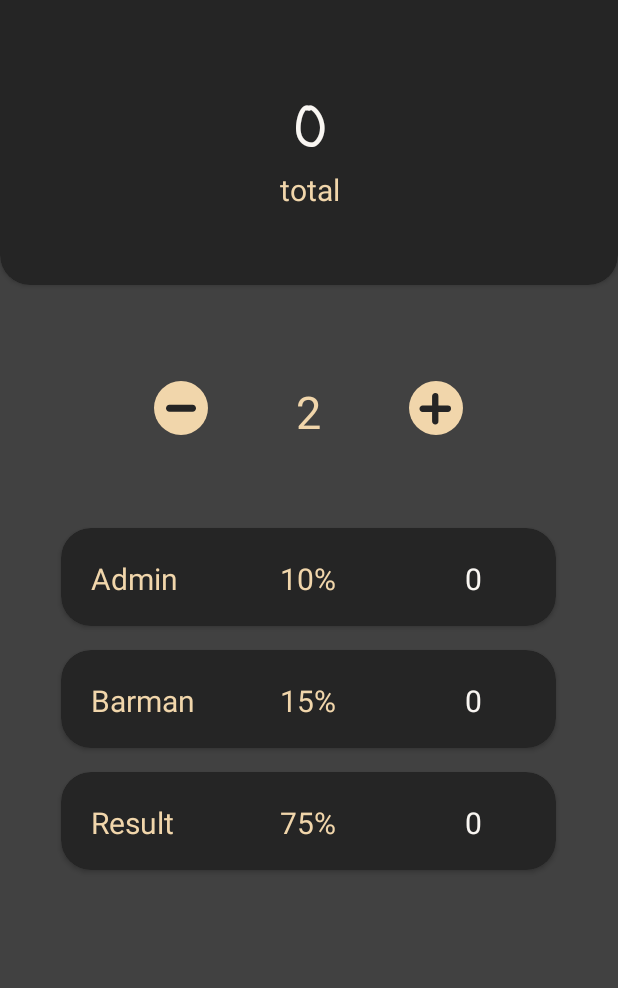
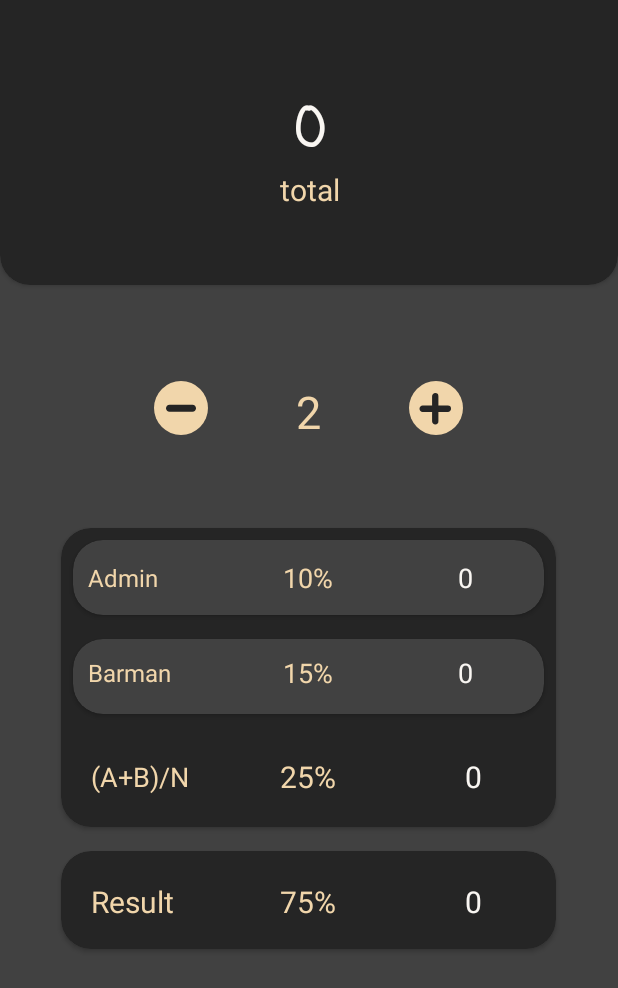
Before and after one commit to SashaCube/tip-div, an Android app: the screen it shows after launch (MainActivity), after a tap on an icon or button, on a phone screen of 412 x 824 dp. Shown: the top 988 px of the screen. Run offline under Robolectric (Android 15) with nearby library versions, the phone set to English and light mode, and no system bars.

Commit message:
add new function, and line (admin + admin)

```diff
--- a/app/build.gradle
+++ b/app/build.gradle
@@ -19,6 +19,12 @@ android {
             minifyEnabled false
             proguardFiles getDefaultProguardFile('proguard-android-optimize.txt'), 'proguard-rules.pro'
         }
+
+        debug {
+            minifyEnabled true
+            shrinkResources true
+            proguardFiles getDefaultProguardFile('proguard-android-optimize.txt'), 'proguard-rules.pro'
+        }
     }
 }
 
--- a/app/src/main/java/com/cubesoft/oleksandr/havryliuk/yspeh/MainActivity.kt
+++ b/app/src/main/java/com/cubesoft/oleksandr/havryliuk/yspeh/MainActivity.kt
@@ -12,11 +12,12 @@ import kotlin.math.roundToInt
 
 class MainActivity : AppCompatActivity() {
 
-    var boolean = false
+    var boolean = true
     lateinit var editText: EditText
     lateinit var text10: TextView
     lateinit var text15: TextView
     lateinit var text75: TextView
+    lateinit var text25: TextView
     lateinit var plusBtn: ImageView
     lateinit var diffBtn: ImageView
     lateinit var counterText: TextView
@@ -30,6 +31,7 @@ class MainActivity : AppCompatActivity() {
         text10 = findViewById(R.id.sum_text_10)
         text15 = findViewById(R.id.sum_text_15)
         text75 = findViewById(R.id.sum_text_75)
+        text25 = findViewById(R.id.sum_text_25)
         plusBtn = findViewById(R.id.plus_button)
         diffBtn = findViewById(R.id.diff_button)
         counterText = findViewById(R.id.count_text_view)
@@ -43,6 +45,10 @@ class MainActivity : AppCompatActivity() {
             update()
         }
         text75.setOnLongClickListener {
+            inverse()
+            update()
+        }
+        text25.setOnLongClickListener {
             inverse()
             update()
         }
@@ -73,10 +79,10 @@ class MainActivity : AppCompatActivity() {
     fun inverse(): Boolean {
         boolean = boolean.not()
 
-        if (boolean) {
+        if (!boolean) {
             Toast.makeText(this, "round to one", Toast.LENGTH_SHORT).show()
         }
-        if (!boolean) {
+        if (boolean) {
             Toast.makeText(this, "round to ten", Toast.LENGTH_SHORT).show()
         }
 
@@ -85,11 +91,12 @@ class MainActivity : AppCompatActivity() {
 
     private fun update(): Boolean {
         var sum = editText.text.toString().toDoubleOrNull() ?: 0.0
-        sum = sum.div(counterText.text.toString().toInt())
+        var divSum = sum.div(counterText.text.toString().toInt())
 
         text10.text = sum.times(0.10).roundToTen(boolean).toString()
         text15.text = sum.times(0.15).roundToTen(boolean).toString()
-        text75.text = sum.times(0.75).roundToTen(boolean).toString()
+        text25.text = divSum.times(0.25).roundToTen(boolean).toString()
+        text75.text = divSum.times(0.75).roundToTen(boolean).toString()
 
         return true
     }
--- a/app/src/main/res/layout/activity_main.xml
+++ b/app/src/main/res/layout/activity_main.xml
@@ -89,9 +89,22 @@
                 android:layout_gravity="center"
                 android:layout_margin="8dp"
                 app:cardBackgroundColor="@color/night"
+                android:id="@+id/card_view_list_25"
+                android:layout_width="330dp"
+                android:layout_height="match_parent"
+                app:cardCornerRadius="20dp">
+
+            <LinearLayout android:layout_width="match_parent"
+                          android:layout_height="match_parent"
+                          android:orientation="vertical">
+
+                <android.support.v7.widget.CardView
+                        android:layout_gravity="start"
+                        android:layout_margin="8dp"
+                        app:cardBackgroundColor="@color/dark_grey"
                         android:id="@+id/card_view_list_1"
-                android:layout_width="330dp"
-                android:layout_height="65dp"
+                        android:layout_width="match_parent"
+                        android:layout_height="50dp"
                         app:cardCornerRadius="20dp">
 
                     <LinearLayout
@@ -100,10 +113,10 @@
                             android:layout_height="match_parent">
 
                         <TextView
-                        android:padding="20dp"
+                                android:padding="10dp"
                                 android:text="@string/admin"
                                 android:textColor="@color/light_gold"
-                        android:textSize="20sp"
+                                android:textSize="16sp"
                                 android:gravity="start"
                                 android:layout_gravity="center"
                                 android:layout_weight="1"
@@ -111,10 +124,10 @@
                                 android:layout_width="match_parent"
                                 android:layout_height="wrap_content"/>
                         <TextView
-                        android:padding="20dp"
+                                android:padding="10dp"
                                 android:text="10%"
                                 android:textColor="@color/light_gold"
-                        android:textSize="20sp"
+                                android:textSize="18sp"
                                 android:gravity="center"
                                 android:layout_gravity="center"
                                 android:layout_weight="1"
@@ -122,10 +135,10 @@
                                 android:layout_width="match_parent"
                                 android:layout_height="wrap_content"/>
                         <TextView
-                        android:padding="20dp"
+                                android:padding="10dp"
                                 android:text="0"
                                 android:textColor="@color/light_cream"
-                        android:textSize="20sp"
+                                android:textSize="18sp"
                                 android:gravity="center"
                                 android:layout_gravity="center"
                                 android:layout_weight="1"
@@ -139,23 +152,23 @@
                 </android.support.v7.widget.CardView>
 
                 <android.support.v7.widget.CardView
-                android:layout_gravity="center"
+                        android:layout_gravity="start"
                         android:layout_margin="8dp"
-                app:cardBackgroundColor="@color/night"
+                        app:cardBackgroundColor="@color/dark_grey"
                         android:id="@+id/card_view_list_2"
-                android:layout_width="330dp"
-                android:layout_height="65dp"
+                        android:layout_width="match_parent"
+                        android:layout_height="50dp"
                         app:cardCornerRadius="20dp">
                     <LinearLayout
                             android:orientation="horizontal"
                             android:layout_width="match_parent"
-                    android:layout_height="match_parent">
+                            android:layout_height="wrap_content">
 
                         <TextView
-                        android:padding="20dp"
+                                android:padding="10dp"
                                 android:text="@string/barman"
                                 android:textColor="@color/light_gold"
-                        android:textSize="20sp"
+                                android:textSize="16sp"
                                 android:gravity="start"
                                 android:layout_gravity="center"
                                 android:layout_weight="1"
@@ -163,14 +176,57 @@
                                 android:layout_width="match_parent"
                                 android:layout_height="wrap_content"/>
                         <TextView
+                                android:padding="10dp"
+                                android:text="15%"
+                                android:textColor="@color/light_gold"
+                                android:textSize="18sp"
+                                android:gravity="center"
+                                android:layout_gravity="center"
+                                android:layout_weight="1"
+                                android:id="@+id/procent_text_barman"
+                                android:layout_width="match_parent"
+                                android:layout_height="wrap_content"/>
+                        <TextView
+                                android:padding="10dp"
+                                android:text="0"
+                                android:textColor="@color/light_cream"
+                                android:textSize="18sp"
+                                android:gravity="center"
+                                android:layout_gravity="center"
+                                android:layout_weight="1"
+                                android:id="@+id/sum_text_15"
+                                android:layout_width="match_parent"
+                                android:layout_height="wrap_content"/>
+
+                    </LinearLayout>
+
+                </android.support.v7.widget.CardView>
+
+                <LinearLayout
+                        android:orientation="horizontal"
+                        android:layout_width="match_parent"
+                        android:layout_height="wrap_content">
+
+                    <TextView
                             android:padding="20dp"
-                        android:text="15%"
+                            android:text="@string/aplusb"
+                            android:textColor="@color/light_gold"
+                            android:textSize="18sp"
+                            android:gravity="start"
+                            android:layout_gravity="center"
+                            android:layout_weight="1"
+                            android:id="@+id/label_text_ab"
+                            android:layout_width="match_parent"
+                            android:layout_height="wrap_content"/>
+                    <TextView
+                            android:padding="20dp"
+                            android:text="25%"
                             android:textColor="@color/light_gold"
                             android:textSize="20sp"
                             android:gravity="center"
                             android:layout_gravity="center"
                             android:layout_weight="1"
-                        android:id="@+id/procent_text_barman"
+                            android:id="@+id/procent_text_25"
                             android:layout_width="match_parent"
                             android:layout_height="wrap_content"/>
                     <TextView
@@ -181,10 +237,11 @@
                             android:gravity="center"
                             android:layout_gravity="center"
                             android:layout_weight="1"
-                        android:id="@+id/sum_text_15"
+                            android:id="@+id/sum_text_25"
                             android:layout_width="match_parent"
                             android:layout_height="wrap_content"/>
 
+                </LinearLayout>
             </LinearLayout>
 
         </android.support.v7.widget.CardView>
--- a/app/src/main/res/values/strings.xml
+++ b/app/src/main/res/values/strings.xml
@@ -4,4 +4,5 @@
     <string name="result">Result</string>
     <string name="barman">Barman</string>
     <string name="admin">Admin</string>
+    <string name="aplusb">(A+B)/N</string>
 </resources>
```
Lines whose indentation alone changed are shown as unchanged.
